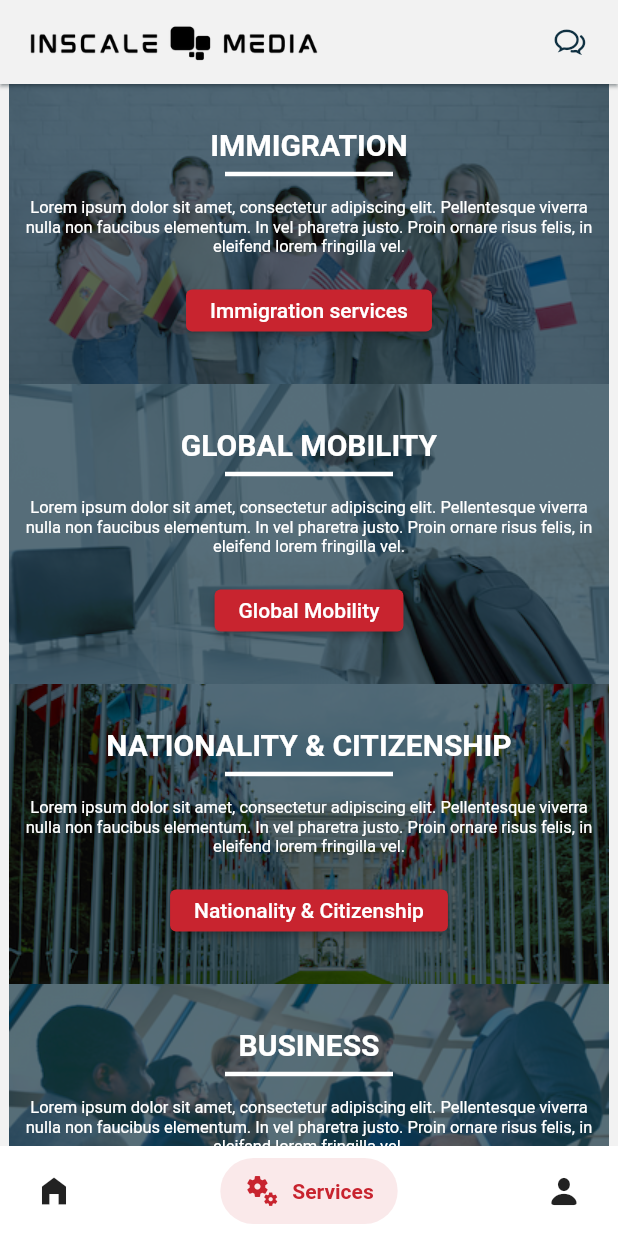
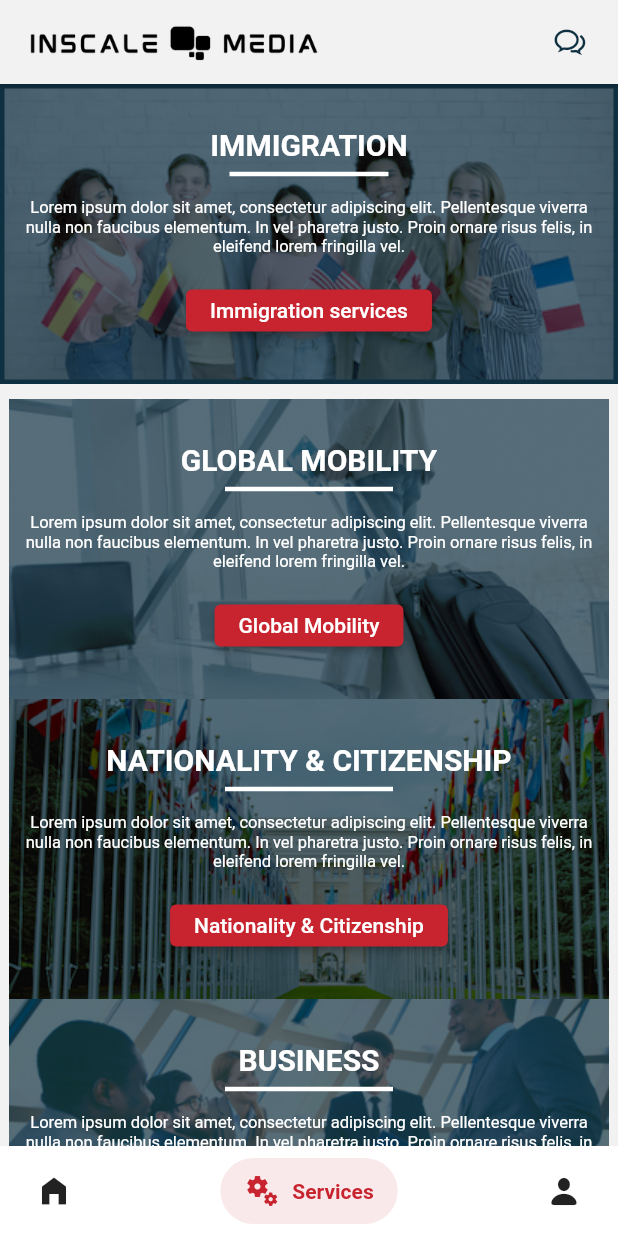
Before and after one commit to bobcop88/law-client-app, a Flutter app: the screen it shows once a user with an empty profile is signed in, swiped to page 2, on a phone screen of 412 x 824 dp. Run offline on Flutter 3.47's test engine with Material 2 defaults, Android fonts, the phone set to English and light mode, and no system bars; drawn by our look-alikes of salomon_bottom_bar; our stand-ins replace cloud_firestore, email_validator, file_picker, firebase_auth, firebase_core, firebase_storage and 2 more; accounts and stored records are empty; generated files the repository leaves out were written again.

Commit message:
client-app

```diff
--- a/lib/pages/app_pages/services_page.dart
+++ b/lib/pages/app_pages/services_page.dart
@@ -21,8 +21,12 @@ class _ServicesPageState extends State<ServicesPage> {
                 child: Container(
                   height: 200,
                   decoration: BoxDecoration(
+                    border: Border.all(
+                      color: Color.fromRGBO(15, 48, 65, 1),
+                      width: 3,
+                    ),
                     image: DecorationImage(
-                        fit: BoxFit.contain,
+                        fit: BoxFit.cover,
                         colorFilter: ColorFilter.mode(
                             const Color.fromRGBO(15, 48, 65, 1)
                                 .withOpacity(0.7),
@@ -70,6 +74,7 @@ class _ServicesPageState extends State<ServicesPage> {
               ),
             ],
           ),
+          const SizedBox(height: 10.0,),
           Row(
             children: [
               Expanded(
```
